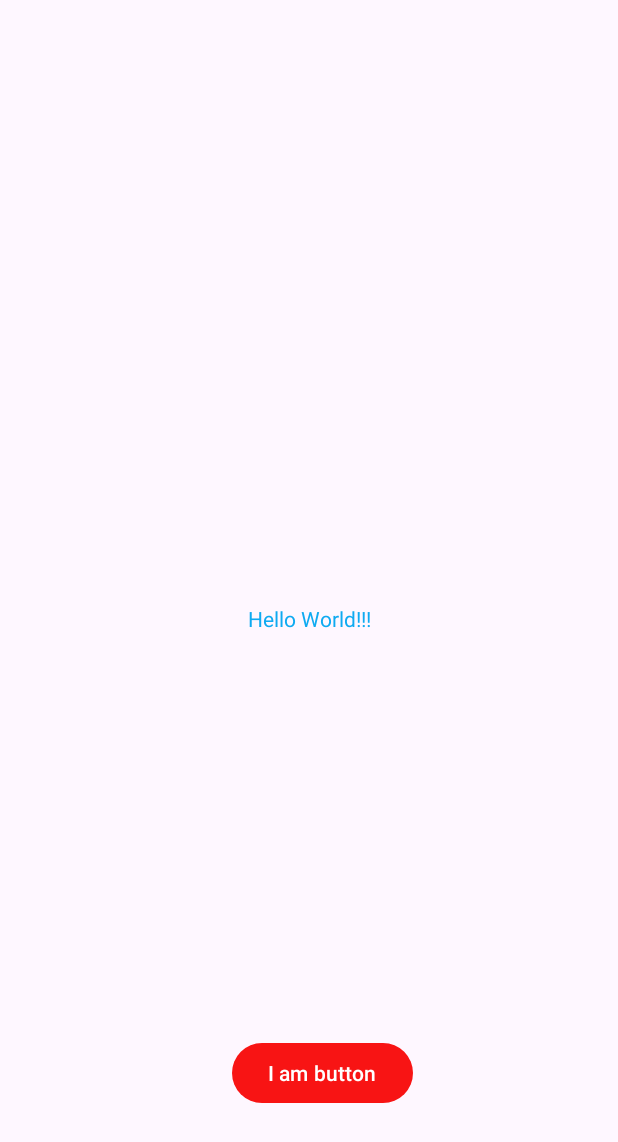
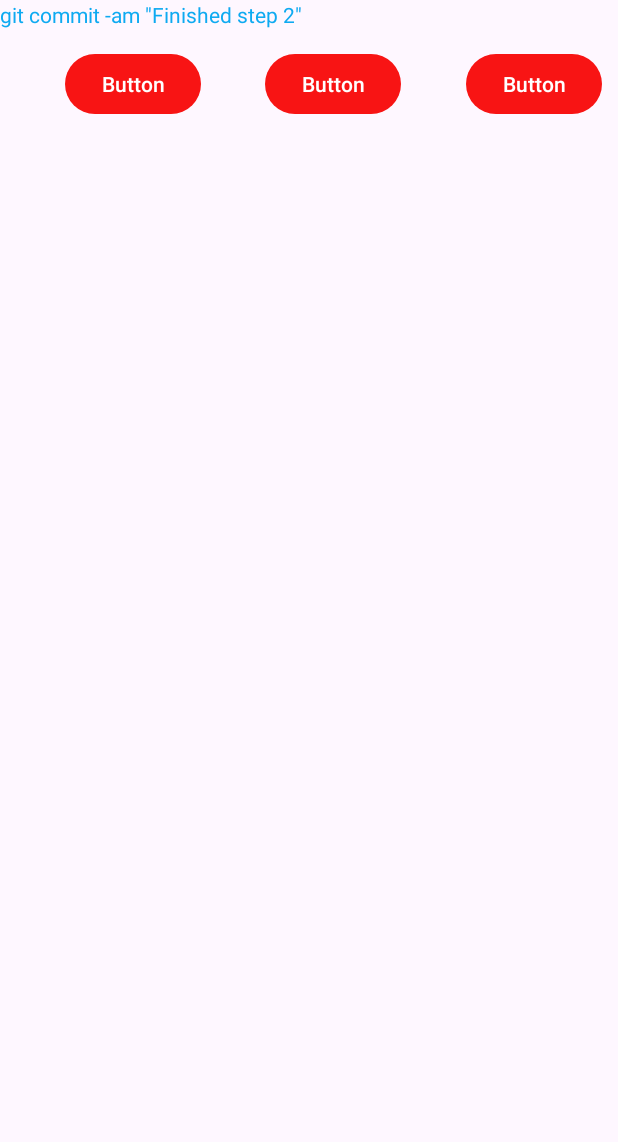
Before and after one commit to alkomij/AliAndroidLab, an Android app: the screen it shows after launch (MainActivity), on a phone screen of 412 x 824 dp. Shown: the top 1142 px of the screen. Run offline under Robolectric (Android 15) with nearby library versions, the phone set to English and light mode, and no system bars.

Commit message:
Finished step 2

```diff
--- a/app/src/main/res/layout/activity_main.xml
+++ b/app/src/main/res/layout/activity_main.xml
@@ -1,36 +1,48 @@
 <?xml version="1.0" encoding="utf-8"?>
-<androidx.constraintlayout.widget.ConstraintLayout
-    xmlns:android="http://schemas.android.com/apk/res/android"
+<androidx.constraintlayout.widget.ConstraintLayout xmlns:android="http://schemas.android.com/apk/res/android"
     xmlns:app="http://schemas.android.com/apk/res-auto"
     xmlns:tools="http://schemas.android.com/tools"
     android:layout_width="match_parent"
     android:layout_height="match_parent"
     tools:context=".MainActivity">
 
-
-
-
-
-
-
     <TextView
+        android:id="@+id/textView"
         android:layout_width="wrap_content"
         android:layout_height="wrap_content"
-        android:text="@string/hello_message"
-        app:layout_constraintBottom_toBottomOf="parent"
-        app:layout_constraintEnd_toEndOf="parent"
-        app:layout_constraintStart_toStartOf="parent"
-        app:layout_constraintTop_toTopOf="parent" >
-    </TextView>
+        android:text="git commit -am &quot;Finished step 2&quot;" />
 
     <Button
+        android:id="@+id/button4"
         android:layout_width="wrap_content"
         android:layout_height="wrap_content"
-        android:text="@string/button_message"
-        app:layout_constraintBottom_toBottomOf="parent"
+        android:layout_marginStart="32dp"
+        android:layout_marginTop="32dp"
+        android:text="Button"
+        app:layout_constraintEnd_toStartOf="@+id/button2"
+        app:layout_constraintHorizontal_bias="0.5"
+        app:layout_constraintStart_toStartOf="parent"
+        app:layout_constraintTop_toTopOf="parent" />
+
+    <Button
+        android:id="@+id/button2"
+        android:layout_width="wrap_content"
+        android:layout_height="wrap_content"
+        android:layout_marginStart="32dp"
+        android:text="Button"
+        app:layout_constraintEnd_toStartOf="@+id/button3"
+        app:layout_constraintHorizontal_bias="0.5"
+        app:layout_constraintStart_toEndOf="@+id/button4"
+        app:layout_constraintTop_toTopOf="@+id/button4" />
+
+    <Button
+        android:id="@+id/button3"
+        android:layout_width="wrap_content"
+        android:layout_height="wrap_content"
+        android:layout_marginStart="32dp"
+        android:text="Button"
         app:layout_constraintEnd_toEndOf="parent"
-        app:layout_constraintHorizontal_bias="0.531"
-        app:layout_constraintStart_toStartOf="parent"
-        app:layout_constraintTop_toTopOf="parent"
-        app:layout_constraintVertical_bias="0.891"></Button>
+        app:layout_constraintHorizontal_bias="0.5"
+        app:layout_constraintStart_toEndOf="@+id/button2"
+        app:layout_constraintTop_toTopOf="@+id/button2" />
 </androidx.constraintlayout.widget.ConstraintLayout>
```
